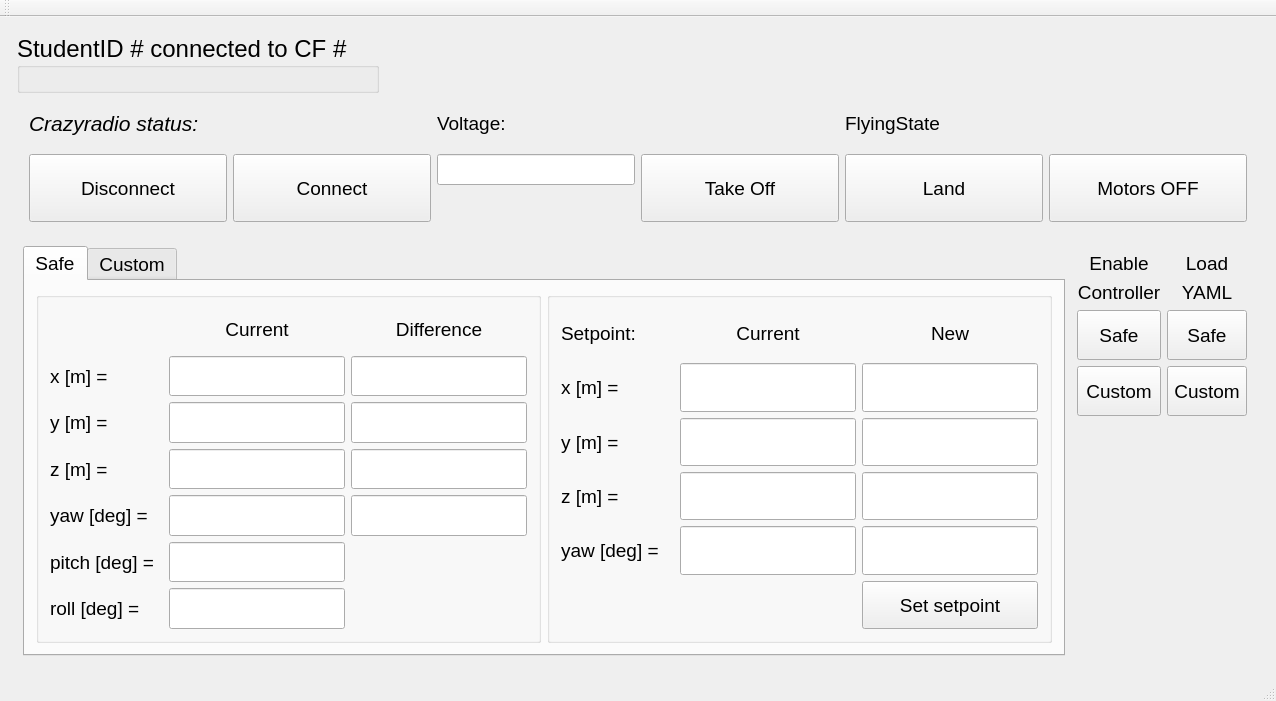
The window that pps_ws/src/d_fall_pps/GUI_Qt/studentGUI/src/MainWindow.ui (alexdidier/rampc-quadrotor) describes before a commit, drawn with Qt 5.
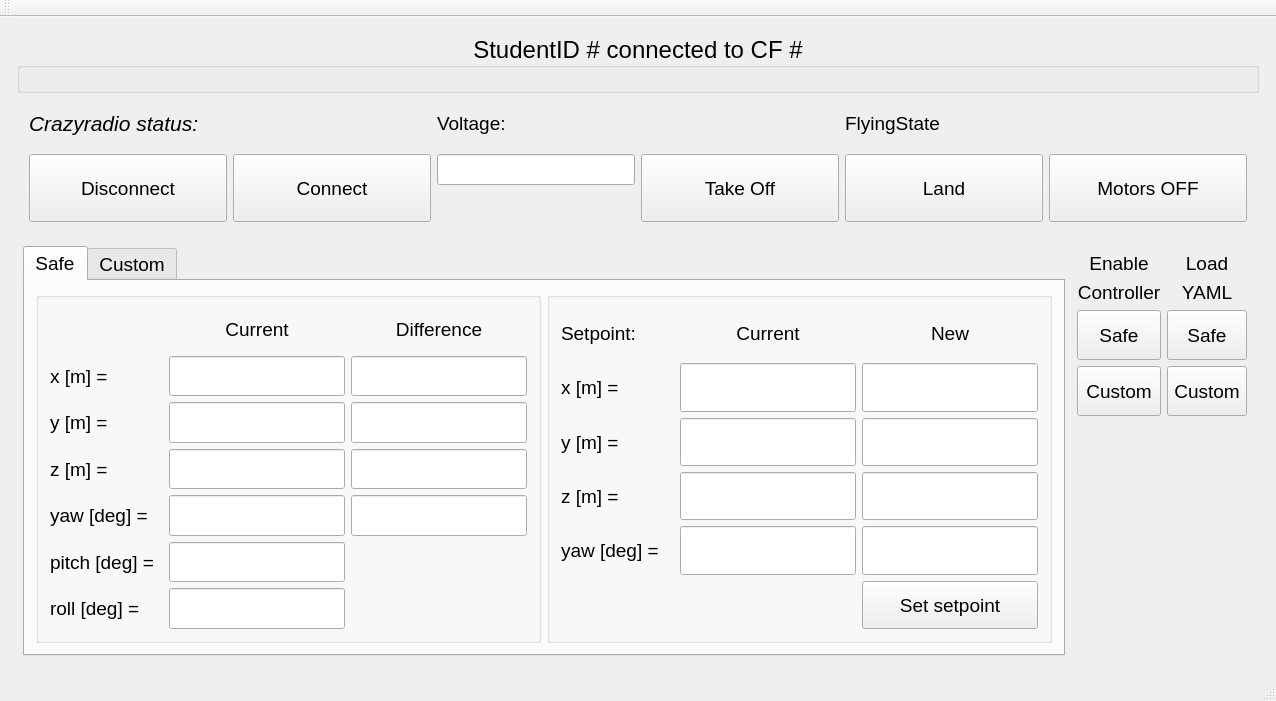
The same window after the commit.

Commit message: Small adjustments to Student GUI

```diff
--- a/pps_ws/src/d_fall_pps/GUI_Qt/studentGUI/src/MainWindow.ui
+++ b/pps_ws/src/d_fall_pps/GUI_Qt/studentGUI/src/MainWindow.ui
@@ -44,7 +44,7 @@
       <item>
        <widget class="QGroupBox" name="groupBox">
         <property name="sizePolicy">
-         <sizepolicy hsizetype="Maximum" vsizetype="Preferred">
+         <sizepolicy hsizetype="MinimumExpanding" vsizetype="Preferred">
           <horstretch>0</horstretch>
           <verstretch>0</verstretch>
          </sizepolicy>
@@ -57,6 +57,9 @@
         <property name="title">
          <string>StudentID # connected to CF #</string>
         </property>
+        <property name="alignment">
+         <set>Qt::AlignCenter</set>
+        </property>
         <layout class="QGridLayout" name="gridLayout_2"/>
        </widget>
       </item>
```
